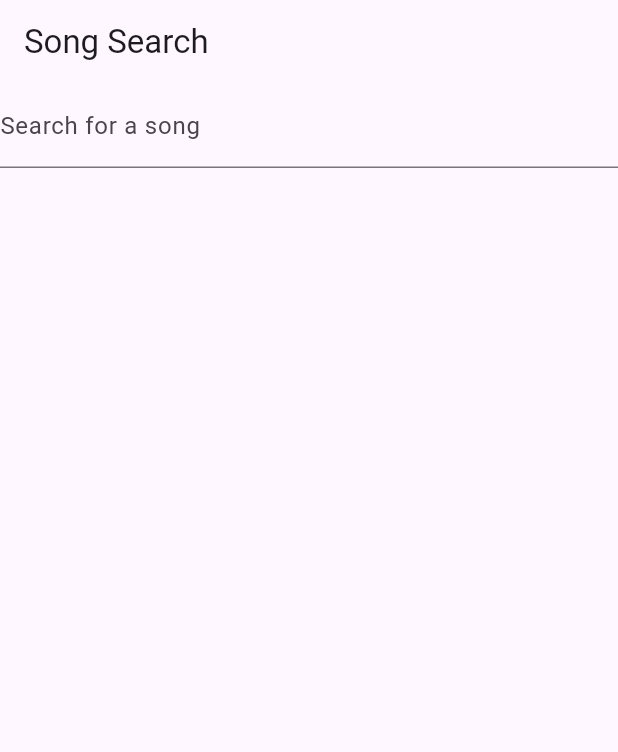
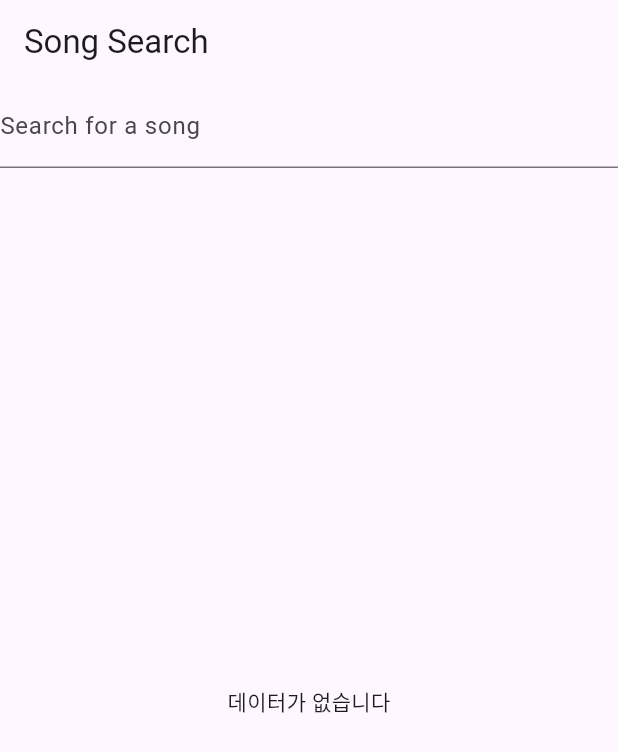
Before and after one commit to seoulsDohun/randomtj-frontend, a Flutter app: the screen it shows after launch, on a phone screen of 412 x 824 dp. Shown: the top 752 px of the screen. Run offline on Flutter 3.47's test engine with Material 3 defaults, Android fonts, the phone set to English and light mode, and no system bars.

Commit message:
fix: 불러온 노래 로딩 추가

```diff
--- a/lib/main.dart
+++ b/lib/main.dart
@@ -1,4 +1,3 @@
-import 'package:charset_converter/charset_converter.dart';
 import 'package:flutter/material.dart';
 import 'package:http/http.dart' as http;
 import 'package:html/parser.dart' show parse;
@@ -6,25 +5,30 @@
 
 void main() async {
   WidgetsFlutterBinding.ensureInitialized(); // Flutter 바인딩 초기화
-  runApp(MyApp());
+  runApp(const MyApp());
 }
 
 class MyApp extends StatelessWidget {
+  const MyApp({super.key});
+
   @override
   Widget build(BuildContext context) {
-    return MaterialApp(
+    return const MaterialApp(
       home: SongSearch(),
     );
   }
 }
 
 class SongSearch extends StatefulWidget {
+  const SongSearch({super.key});
+
   @override
   _SongSearchState createState() => _SongSearchState();
 }
 
 class _SongSearchState extends State<SongSearch> {
-  List<Map<String, String>> songList = [];
+  Future<List<Map<String, String>>> songList = Future.value([]);
+  bool isLoading = false;
   final client = http.Client();
 
   /// Keyword 검색어
@@ -32,6 +36,9 @@
   /// Nation 국가 ("": 모든국가, "KOR": 국내가요, "ENG": 팝송, "JPN": 일본곡, "CHN": 중국곡)
   /// strCond 0: 통합검색, 1: 단일검색
   Future<void> searchSongs(String keyword, String type, String nation) async {
+    setState(() {
+      isLoading = true;
+    });
     final url =
         Uri.parse('https://www.tjmedia.com/tjsong/song_search_list.asp');
     final response = await client.post(url, body: {
@@ -72,9 +79,13 @@
       }
 
       setState(() {
-        songList = songs;
+        songList = Future.value(songs);
+        isLoading = false;
       });
     } else {
+      setState(() {
+        isLoading = false;
+      });
       throw Exception('Failed to load songs');
     }
   }
@@ -83,7 +94,7 @@
   Widget build(BuildContext context) {
     return Scaffold(
       appBar: AppBar(
-        title: Text('Song Search'),
+        title: const Text('Song Search'),
       ),
       body: Column(
         children: [
@@ -91,17 +102,27 @@
             onSubmitted: (value) {
               searchSongs(value, "1", "");
             },
-            decoration: InputDecoration(
+            decoration: const InputDecoration(
               labelText: 'Search for a song',
             ),
           ),
           Expanded(
-            child: ListView.builder(
-              itemCount: songList.length,
+            child: FutureBuilder(
+              future: songList,
+              builder: (context, snapshot) {
+                if (isLoading) {
+                  return const Center(child: CircularProgressIndicator());
+                }
+                if ((!snapshot.hasData || snapshot.data!.isEmpty) &&
+                    !isLoading) {
+                  return const Center(child: Text('데이터가 없습니다'));
+                }
+                return ListView.builder(
+                  itemCount: snapshot.data!.length,
                   itemBuilder: (context, index) {
-                final song = songList[index];
+                    final song = snapshot.data![index];
                     return ListTile(
-                  title: Text(song['songTitle'] ?? ''), // 곡명 표시
+                      title: Text(song['songTitle'] ?? ''),
                       subtitle: Column(
                         crossAxisAlignment: CrossAxisAlignment.start,
                         children: [
@@ -112,6 +133,8 @@
                       hoverColor: Colors.yellow,
                     );
                   },
+                );
+              },
             ),
           ),
         ],
--- a/pubspec.yaml
+++ b/pubspec.yaml
@@ -13,7 +13,6 @@ dependencies:
   cupertino_icons: ^1.0.8
   http: ^1.2.2
   html: ^0.15.4
-  charset_converter: ^2.2.1
 
 dev_dependencies:
   flutter_test:
```
Also changed, not shown: pubspec.lock, 4 other files. Lines whose indentation alone changed are shown as unchanged.
